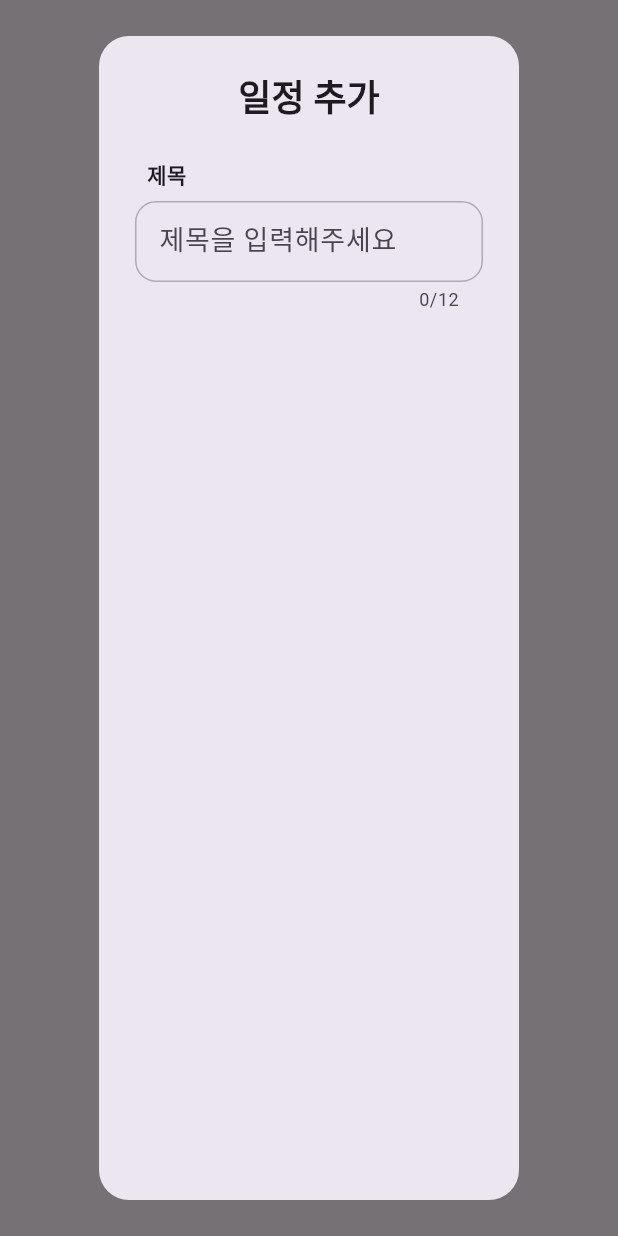
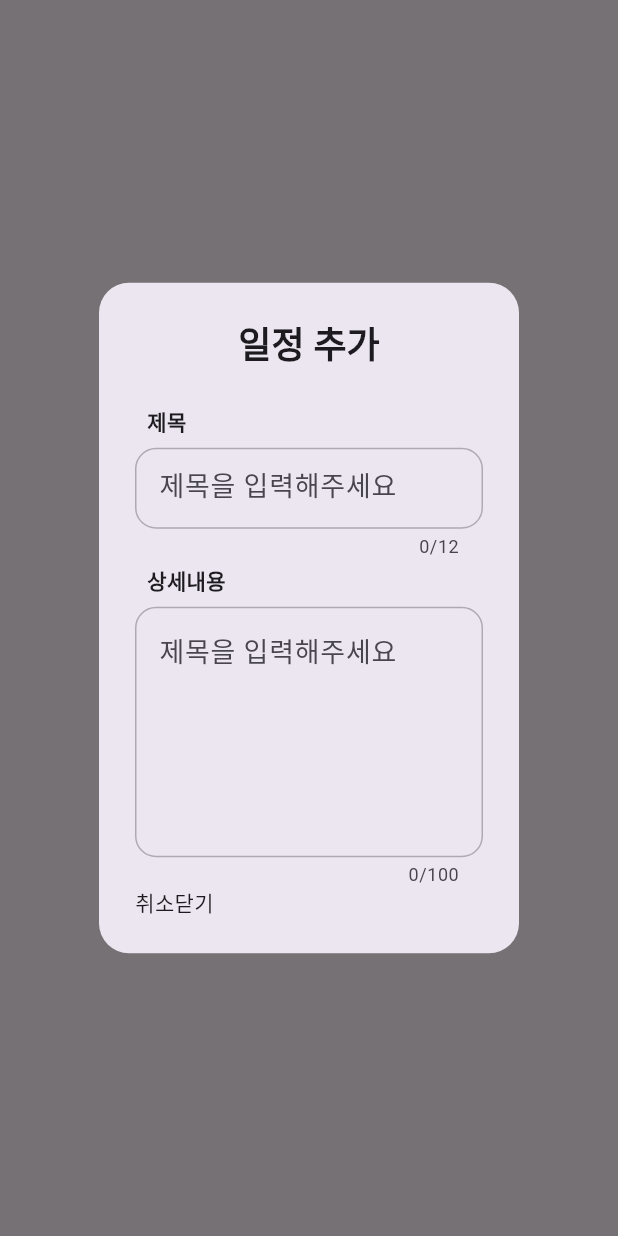
Before and after one commit to cjfal2/Simplan, a Flutter app: what addDialog() shows on an empty page, opened directly, on a phone screen of 412 x 824 dp. Run offline on Flutter 3.47's test engine with Material 3 defaults, Android fonts, the phone set to English and light mode, and no system bars.

Commit message:
수정: 싱글차일드스크롤뷰로 모달에서 화면 밀림 방지

```diff
--- a/simplan/lib/widgets/add_dialog.dart
+++ b/simplan/lib/widgets/add_dialog.dart
@@ -2,7 +2,8 @@
 
 Future addDialog(context) async {
   String inputText = '';
-  TextEditingController textController = TextEditingController();
+  TextEditingController titleController = TextEditingController();
+  TextEditingController contentController = TextEditingController();
   return showDialog(
     context: context,
     builder: (BuildContext context) => AlertDialog(
@@ -12,7 +13,8 @@
         textAlign: TextAlign.center,
         style: TextStyle(fontWeight: FontWeight.bold),
       ),
-        content: Column(
+      content: SingleChildScrollView(
+        child: Column(
           crossAxisAlignment: CrossAxisAlignment.start,
           children: [
             Padding(
@@ -30,7 +32,7 @@
                   textAlignVertical: TextAlignVertical.center,
                   maxLines: 1,
                   maxLength: 12,
-                  controller: textController,
+                  controller: titleController,
                   //  onSubmitted: sendMsg,  //키보드로 엔터 클릭 시 호출
                   onChanged: (text) {
                     inputText = text;
@@ -45,8 +47,45 @@
                         borderSide: BorderSide(color: Colors.black26),
                         borderRadius: BorderRadius.circular(14)), //외곽선
                   ),
-                ))
+                )),
+            Padding(
+              padding: const EdgeInsets.all(8.0),
+              child: Text(
+                "상세내용",
+                style: TextStyle(fontWeight: FontWeight.w800),
+              ),
+            ),
+            TextField(
+              style: TextStyle(fontSize: 18),
+              textAlign: TextAlign.left,
+              maxLength: 100,
+              maxLines: 5,
+
+              controller: contentController,
+              //  onSubmitted: sendMsg,  //키보드로 엔터 클릭 시 호출
+              onChanged: (text) {
+                inputText = text;
+              }, //text 가 입력될 때 마다 호출
+              decoration: InputDecoration(
+                // labelText: '텍스트 입력',
+                hintText: '제목을 입력해주세요',
+                focusedBorder: OutlineInputBorder(
+                    borderSide: BorderSide(color: Color(0xff3ED598)),
+                    borderRadius: BorderRadius.circular(14)), //외곽선
+                enabledBorder: OutlineInputBorder(
+                    borderSide: BorderSide(color: Colors.black26),
+                    borderRadius: BorderRadius.circular(14)), //외곽선
+              ),
+            ),
+            Row(
+              children: [
+                Text("취소"),
+                Text("닫기"),
               ],
-        )),
+            )
+          ],
+        ),
+      ),
+    ),
   );
 }
```
Lines whose indentation alone changed are shown as unchanged.
